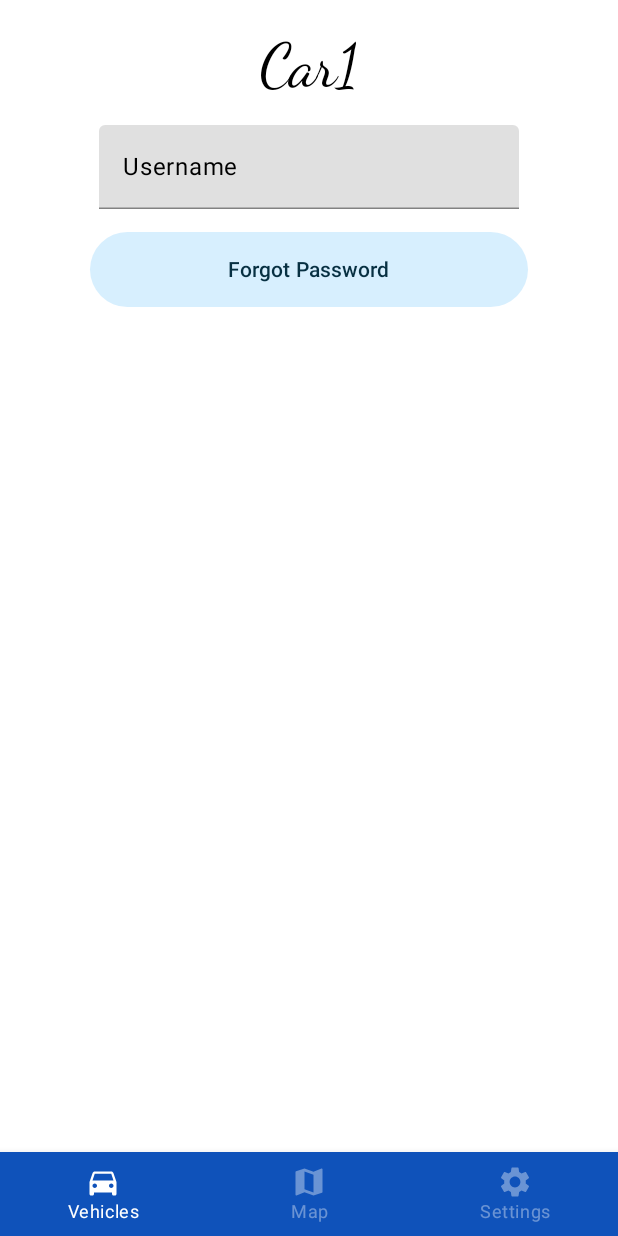
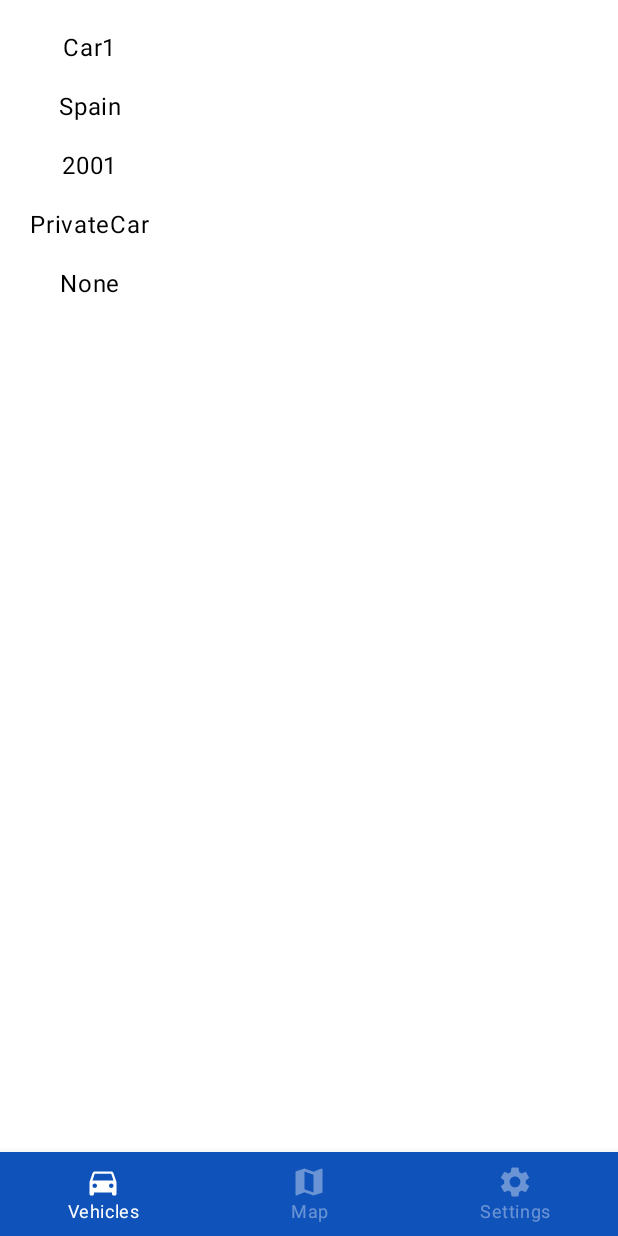
Before and after one commit to MarioMontanuy/ZBEsp, an Android app built with Jetpack Compose: the screen it shows after launch (MainActivity), after a tap on "Car1", on a phone screen of 412 x 824 dp. Run offline under Robolectric (Android 15) with nearby library versions, the phone set to English and light mode, and no system bars; our stand-ins replace accompanist.

Commit message:
Adds vehicle info

```diff
--- a/app/src/main/java/com/example/zbesp/screens/vehicles/VehicleDetailScreen.kt
+++ b/app/src/main/java/com/example/zbesp/screens/vehicles/VehicleDetailScreen.kt
@@ -31,30 +31,25 @@ fun VehicleDetailScreen(name: Vehicle?){
         }
 
         Text(
-            text = name!!.name,
-            style = TextStyle(fontSize = 40.sp, fontFamily = FontFamily.Cursive)
+            text = name!!.name
         )
-
+        Spacer(modifier = Modifier.height(15.dp))
+        Text(
+            text = name.metadata.country
+        )
+        Spacer(modifier = Modifier.height(15.dp))
+        Text(
+            text = name.metadata.registrationYear
+        )
+        Spacer(modifier = Modifier.height(15.dp))
+        Text(
+            text = name.metadata.type.toString()
+        )
+        Spacer(modifier = Modifier.height(15.dp))
+        Text(
+            text = name.metadata.environmentalSticker.toString()
+        )
         Spacer(modifier = Modifier.height(15.dp))
 
-        TextField(
-            label = { Text(text = "Username") },
-            value = username.value,
-            onValueChange = { username.value = it }
-        )
-
-        Spacer(modifier = Modifier.height(15.dp))
-
-        Box(modifier = Modifier.padding(40.dp, 0.dp, 40.dp, 0.dp)) {
-            Button(
-                onClick = {},
-                shape = RoundedCornerShape(50.dp),
-                modifier = Modifier
-                    .fillMaxWidth()
-                    .height(50.dp)
-            ) {
-                Text(text = "Forgot Password")
-            }
-        }
     }
 }
--- a/app/src/main/java/com/example/zbesp/screens/vehicles/VehiclesScreens.kt
+++ b/app/src/main/java/com/example/zbesp/screens/vehicles/VehiclesScreens.kt
@@ -1,12 +1,10 @@
 package com.example.zbesp.screens.vehicles
-
-import com.example.zbesp.data.Vehicle
 
 sealed class VehiclesScreens(val route: String) {
     object VehiclesList : VehiclesScreens(route = "vehicles_list")
     object VehicleDetail : VehiclesScreens(route = "vehicle_detail")
     object NewVehicle : VehiclesScreens(route = "new_vehicle")
-
+    // TODO Args in Long not in String (because id is Long)
     fun withArgs(vararg args: String) : String {
         return buildString {
             append(route)
```
